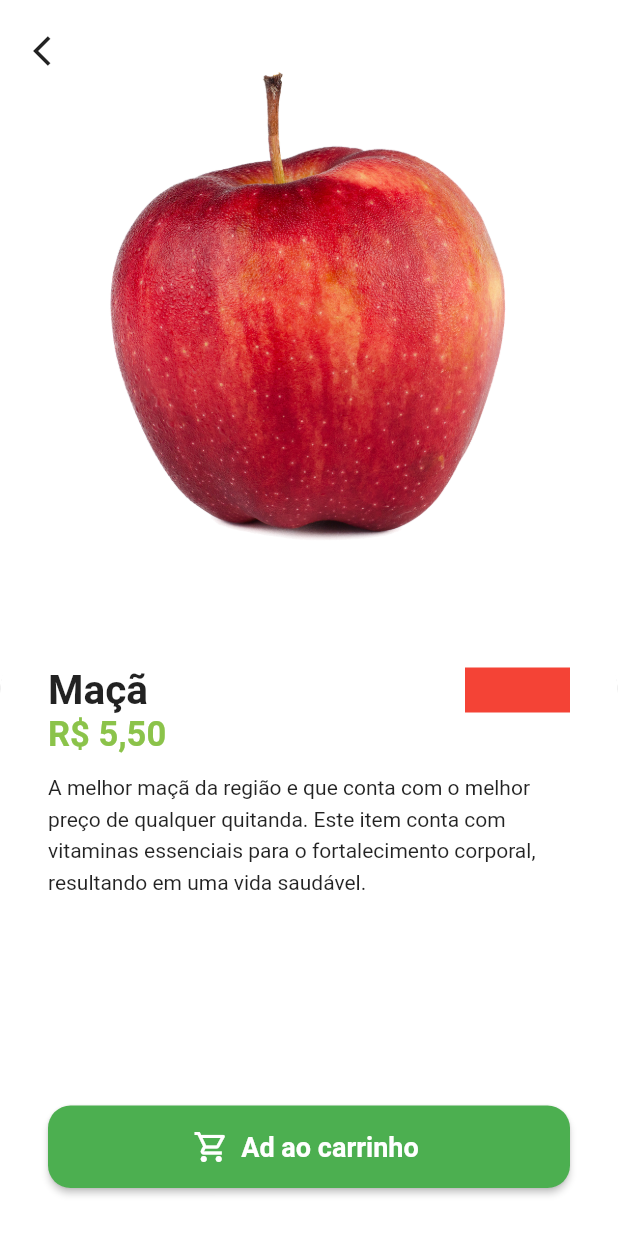
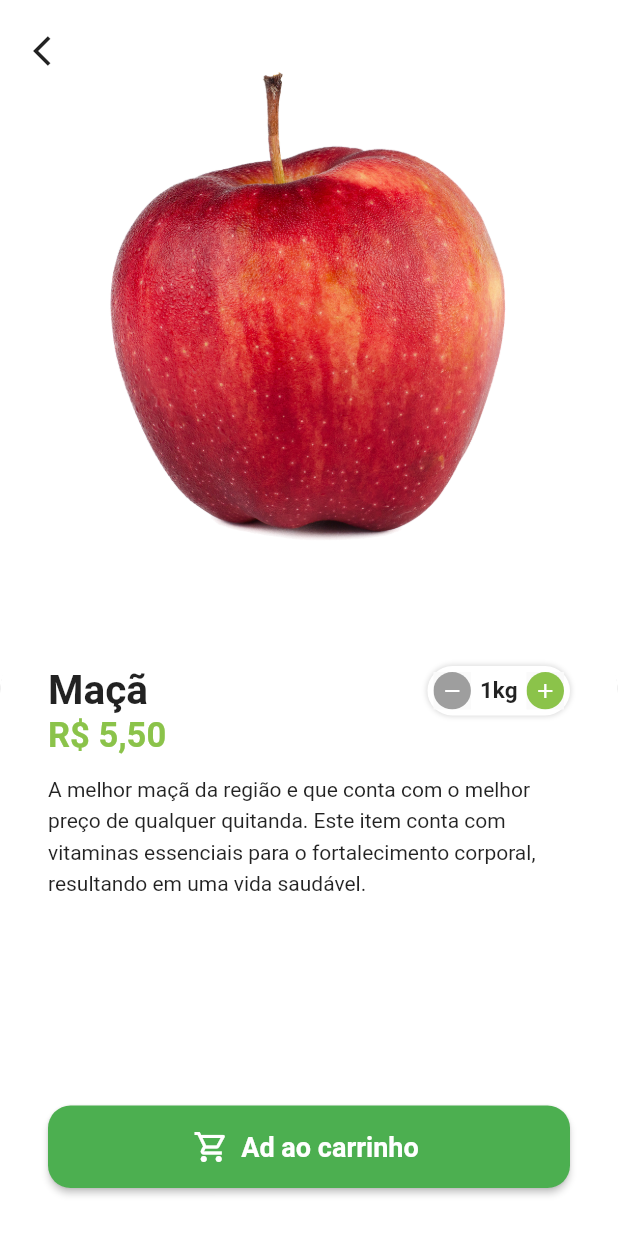
Before and after one commit to emilson-silva/quitanda_virtual, a Flutter app: the screen it shows after launch, after a tap on "Entrar", after a tap on "Maçã", on a phone screen of 412 x 824 dp. Run offline on Flutter 3.47's test engine with Material 2 defaults, Android fonts, the phone set to English and light mode, and no system bars; our stand-ins replace animated_text_kit, badges, mask_text_input_formatter.

Commit message:
Criação do widget de quantidade

```diff
--- /dev/null
+++ b/lib/src/pages/commom_widgets/quantity_widget.dart
@@ -0,0 +1,84 @@
+import 'package:flutter/material.dart';
+import 'package:quitanda_virtual/src/config/custom_colors.dart';
+
+class QuantityWidget extends StatelessWidget {
+  const QuantityWidget({super.key});
+
+  @override
+  Widget build(BuildContext context) {
+    return Container(
+      padding: const EdgeInsets.all(4),
+      decoration: BoxDecoration(
+        color: Colors.white,
+        borderRadius: BorderRadius.circular(50),
+        boxShadow: [
+          BoxShadow(
+            color: Colors.grey.shade300,
+            spreadRadius: 1,
+            blurRadius: 2,
+          ),
+        ],
+      ),
+      child: Row(
+        children: [
+          _QuantityButton(
+            icon: Icons.remove,
+            color: Colors.grey,
+            onPressed: () {},
+          ),
+          const Padding(
+            padding: EdgeInsets.symmetric(horizontal: 6.0),
+            child: Text(
+              '1kg',
+              style: TextStyle(
+                fontSize: 15,
+                fontWeight: FontWeight.bold,
+              ),
+            ),
+          ),
+          _QuantityButton(
+            icon: Icons.add,
+            color: CustomColors.customSwatchColor,
+            onPressed: () {},
+          ),
+        ],
+      ),
+    );
+  }
+}
+
+class _QuantityButton extends StatelessWidget {
+  final Color color;
+  final IconData icon;
+  final VoidCallback onPressed;
+
+  const _QuantityButton({
+    Key? key,
+    required this.color,
+    required this.icon,
+    required this.onPressed,
+  }) : super(key: key);
+
+  @override
+  Widget build(BuildContext context) {
+    return Material(
+      child: InkWell(
+        borderRadius: BorderRadius.circular(25),
+        onTap: onPressed,
+        child: Ink(
+          height: 25,
+          width: 25,
+          decoration: BoxDecoration(
+            shape: BoxShape.circle,
+            color: color,
+          ),
+          child: Icon(
+            icon,
+            color: Colors.white,
+            size: 16,
+          ),
+        ),
+      ),
+    );
+  }
+}
--- a/lib/src/pages/product/product_screen.dart
+++ b/lib/src/pages/product/product_screen.dart
@@ -1,6 +1,7 @@
 import 'package:flutter/material.dart';
 import 'package:quitanda_virtual/src/config/custom_colors.dart';
 import 'package:quitanda_virtual/src/models/item_model.dart';
+import 'package:quitanda_virtual/src/pages/commom_widgets/quantity_widget.dart';
 import 'package:quitanda_virtual/src/pages/home/components/utils_services.dart';
 
 class ProductScreen extends StatelessWidget {
@@ -57,11 +58,7 @@ class ProductScreen extends StatelessWidget {
                               ),
                             ),
                           ),
-                          Container(
-                            height: 30,
-                            width: 70,
-                            color: Colors.red,
-                          ),
+                          const QuantityWidget()
                         ],
                       ),
                       Text(
```
